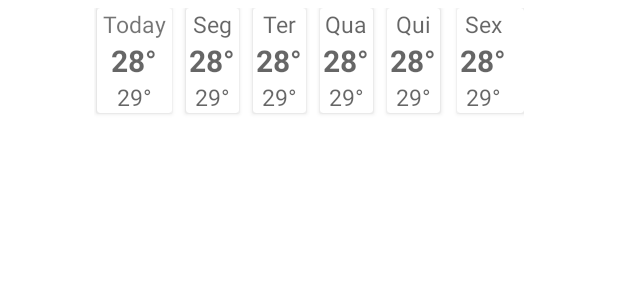
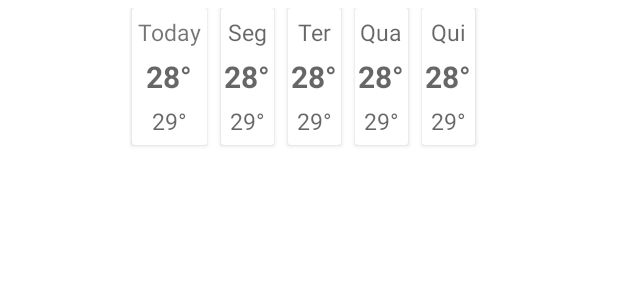
Before and after one commit to dijoncavalcante/weatherForecast, an Android app: the layout content_week.xml on its own in the app's theme, with its tools: preview values and no code run, on a phone screen of 412 x 824 dp. Shown: the top 300 px of the screen. Run offline under Robolectric (Android 15) with nearby library versions, the phone set to English and light mode, and no system bars; network calls fail.

Commit message:
new layout to show next temp

```diff
--- a/app/src/main/java/com/dijon/forecastactivity/adapter/ForecastAdapter.kt
+++ b/app/src/main/java/com/dijon/forecastactivity/adapter/ForecastAdapter.kt
@@ -64,11 +64,6 @@ class ForecastAdapter(private val listData: WeatherResult) :
         private val tv_main_temp_max_5: TextView = itemView.findViewById(R.id.tv_main_temp_max_5)
         private val tv_main_temp_min_5: TextView = itemView.findViewById(R.id.tv_main_temp_min_5)
 
-        //card Sex
-        private val tv_dt_txt_6: TextView = itemView.findViewById(R.id.tv_dt_txt_6)
-        private val tv_main_temp_max_6: TextView = itemView.findViewById(R.id.tv_main_temp_max_6)
-        private val tv_main_temp_min_6: TextView = itemView.findViewById(R.id.tv_main_temp_min_6)
-
         //card 3 Detail
         private val tv_city_population: TextView = itemView.findViewById(R.id.tv_city_population)
         private val tv_city_sunrise: TextView = itemView.findViewById(R.id.tv_city_sunrise)
@@ -107,7 +102,7 @@ class ForecastAdapter(private val listData: WeatherResult) :
             }
 
             //card 2 hoje
-            tv_dt_txt_1.text = "Today"
+            tv_dt_txt_1.text = checkDayOfWeek(resultados[0].dt_txt)
             "${
                 resultados[0].main.temp_max.toString().subSequence(0, 2)
             }°".also { tv_main_temp_max_1.text = it }
@@ -146,15 +141,6 @@ class ForecastAdapter(private val listData: WeatherResult) :
             "${
                 resultados[4].main.temp_min.toString().subSequence(0, 2)
             }°".also { tv_main_temp_min_5.text = it }
-            //card Sex
-            tv_dt_txt_6.text = checkDayOfWeek(resultados[5].dt_txt)
-            "${
-                resultados[5].main.temp_max.toString().subSequence(0, 2)
-            }°".also { tv_main_temp_max_6.text = it }
-            "${
-                resultados[5].main.temp_min.toString().subSequence(0, 2)
-            }°".also { tv_main_temp_min_6.text = it }
-
             //card 3 Detail
             tv_city_population.text = data.city.population.toString()
             tv_city_sunrise.text =
--- a/app/src/main/java/com/dijon/forecastactivity/view/MainActivity.kt
+++ b/app/src/main/java/com/dijon/forecastactivity/view/MainActivity.kt
@@ -10,7 +10,10 @@ import android.view.MenuItem
 import android.widget.TextView
 import androidx.lifecycle.Observer
 import androidx.lifecycle.ViewModelProvider
+import androidx.recyclerview.widget.LinearLayoutManager
+import androidx.recyclerview.widget.RecyclerView
 import com.dijon.forecastactivity.R
+import com.dijon.forecastactivity.adapter.ForecastAdapter
 
 class MainActivity : AppCompatActivity() {
 
@@ -19,15 +22,15 @@ class MainActivity : AppCompatActivity() {
         setContentView(R.layout.activity_main)
         setSupportActionBar(findViewById(R.id.toolbar))
 
-
+        val rv_home_main: RecyclerView = findViewById(R.id.rv_home_main)
+        rv_home_main.layoutManager = LinearLayoutManager(this)
 
         val viewModel = ViewModelProvider(this).get(ForecastViewModel::class.java)
         viewModel.getForecast()
         viewModel.results.observe(this, Observer {
             //set adapter com a lista
-            Log.d("MainActivity", "getForecast: ${it!!.city.name}")
-            Log.d("MainActivity", "getForecast: ${it!!.list[0].weather[0].description}")
-            Log.d("MainActivity", "getForecast: ${it!!.list[0].main.temp_max}")
+            val adapterForecastAdapter = ForecastAdapter(it)
+            rv_home_main.adapter = adapterForecastAdapter;
         })
     }
 
--- a/app/src/main/res/layout/activity_main.xml
+++ b/app/src/main/res/layout/activity_main.xml
@@ -20,6 +20,11 @@
 
     </com.google.android.material.appbar.AppBarLayout>
 
-    <include layout="@layout/list_item" />
+    <androidx.recyclerview.widget.RecyclerView
+        android:id="@+id/rv_home_main"
+        android:layout_width="match_parent"
+        android:layout_height="match_parent"
+        />
+<!--    <include layout="@layout/list_item" />-->
 
 </androidx.coordinatorlayout.widget.CoordinatorLayout>
--- a/app/src/main/res/layout/content_week.xml
+++ b/app/src/main/res/layout/content_week.xml
@@ -28,7 +28,9 @@
                 android:layout_height="wrap_content"
                 android:gravity="center_horizontal"
                 android:text="Today"
-                android:textSize="15sp" />
+                android:textSize="15sp"
+                android:layout_marginBottom="5dp"
+                android:layout_marginTop="5dp"/>
 
             <TextView
                 android:id="@+id/tv_main_temp_max_1"
@@ -37,7 +39,8 @@
                 android:gravity="center_horizontal"
                 android:hint="28°"
                 android:textSize="20sp"
-                android:textStyle="bold" />
+                android:textStyle="bold"
+                android:layout_marginBottom="5dp"/>
 
             <TextView
                 android:id="@+id/tv_main_temp_min_1"
@@ -45,7 +48,8 @@
                 android:layout_height="wrap_content"
                 android:gravity="center_horizontal"
                 android:hint="29°"
-                android:textSize="15sp" />
+                android:textSize="15sp"
+                android:layout_marginBottom="5dp"/>
         </LinearLayout>
     </androidx.cardview.widget.CardView>
 
@@ -67,7 +71,9 @@
                 android:layout_gravity="center_vertical"
                 android:gravity="center_horizontal"
                 android:hint="Seg"
-                android:textSize="15sp" />
+                android:textSize="15sp"
+                android:layout_marginBottom="5dp"
+                android:layout_marginTop="5dp"/>
 
             <TextView
                 android:id="@+id/tv_main_temp_max_2"
@@ -76,7 +82,8 @@
                 android:gravity="center_horizontal"
                 android:hint="28°"
                 android:textSize="20sp"
-                android:textStyle="bold" />
+                android:textStyle="bold"
+                android:layout_marginBottom="5dp"/>
 
             <TextView
                 android:id="@+id/tv_main_temp_min_2"
@@ -84,7 +91,8 @@
                 android:layout_height="wrap_content"
                 android:gravity="center_horizontal"
                 android:hint="29°"
-                android:textSize="15sp" />
+                android:textSize="15sp"
+                android:layout_marginBottom="5dp"/>
         </LinearLayout>
     </androidx.cardview.widget.CardView>
 
@@ -105,7 +113,10 @@
                 android:layout_height="wrap_content"
                 android:gravity="center_horizontal"
                 android:hint="Ter"
-                android:textSize="15sp" />
+                android:textSize="15sp"
+                android:layout_marginBottom="5dp"
+                android:layout_marginTop="5dp"
+                />
 
             <TextView
                 android:id="@+id/tv_main_temp_max_3"
@@ -114,7 +125,8 @@
                 android:gravity="center_horizontal"
                 android:hint="28°"
                 android:textSize="20sp"
-                android:textStyle="bold" />
+                android:textStyle="bold"
+                android:layout_marginBottom="5dp"/>
 
             <TextView
                 android:id="@+id/tv_main_temp_min_3"
@@ -122,7 +134,8 @@
                 android:layout_height="wrap_content"
                 android:gravity="center_horizontal"
                 android:hint="29°"
-                android:textSize="15sp" />
+                android:textSize="15sp"
+                android:layout_marginBottom="5dp"/>
         </LinearLayout>
     </androidx.cardview.widget.CardView>
 
@@ -142,6 +155,8 @@
                 android:layout_height="wrap_content"
                 android:gravity="center_horizontal"
                 android:hint="Qua"
+                android:layout_marginBottom="5dp"
+                android:layout_marginTop="5dp"
                 android:textSize="15sp" />
 
             <TextView
@@ -151,7 +166,8 @@
                 android:gravity="center_horizontal"
                 android:hint="28°"
                 android:textSize="20sp"
-                android:textStyle="bold" />
+                android:textStyle="bold"
+                android:layout_marginBottom="5dp"/>
 
             <TextView
                 android:id="@+id/tv_main_temp_min_4"
@@ -159,6 +175,7 @@
                 android:layout_height="wrap_content"
                 android:gravity="center_horizontal"
                 android:hint="29°"
+                android:layout_marginBottom="5dp"
                 android:textSize="15sp" />
         </LinearLayout>
     </androidx.cardview.widget.CardView>
@@ -180,6 +197,8 @@
                 android:layout_height="wrap_content"
                 android:gravity="center_horizontal"
                 android:hint="Qui"
+                android:layout_marginBottom="5dp"
+                android:layout_marginTop="5dp"
                 android:textSize="15sp" />
 
             <TextView
@@ -189,7 +208,8 @@
                 android:gravity="center_horizontal"
                 android:hint="28°"
                 android:textSize="20sp"
-                android:textStyle="bold" />
+                android:textStyle="bold"
+                android:layout_marginBottom="5dp"/>
 
             <TextView
                 android:id="@+id/tv_main_temp_min_5"
@@ -197,46 +217,8 @@
                 android:layout_height="wrap_content"
                 android:gravity="center_horizontal"
                 android:hint="29°"
-                android:textSize="15sp" />
-        </LinearLayout>
-    </androidx.cardview.widget.CardView>
-
-    <androidx.cardview.widget.CardView
-        android:id="@+id/card_container_city_6"
-        android:layout_width="wrap_content"
-        android:layout_height="wrap_content"
-        android:layout_marginLeft="2dp">
-
-        <LinearLayout
-            android:layout_width="match_parent"
-            android:layout_height="wrap_content"
-            android:orientation="vertical"
-            android:layout_marginRight="9dp">
-
-            <TextView
-                android:id="@+id/tv_dt_txt_6"
-                android:layout_width="35dp"
-                android:layout_height="wrap_content"
-                android:gravity="center_horizontal"
-                android:hint="Sex"
-                android:textSize="15sp" />
-
-            <TextView
-                android:id="@+id/tv_main_temp_max_6"
-                android:layout_width="35dp"
-                android:layout_height="wrap_content"
-                android:gravity="center_horizontal"
-                android:hint="28°"
-                android:textSize="20sp"
-                android:textStyle="bold" />
-
-            <TextView
-                android:id="@+id/tv_main_temp_min_6"
-                android:layout_width="35dp"
-                android:layout_height="wrap_content"
-                android:gravity="center_horizontal"
-                android:hint="29°"
-                android:textSize="15sp" />
+                android:textSize="15sp"
+                android:layout_marginBottom="5dp"/>
         </LinearLayout>
     </androidx.cardview.widget.CardView>
 </LinearLayout>
```
